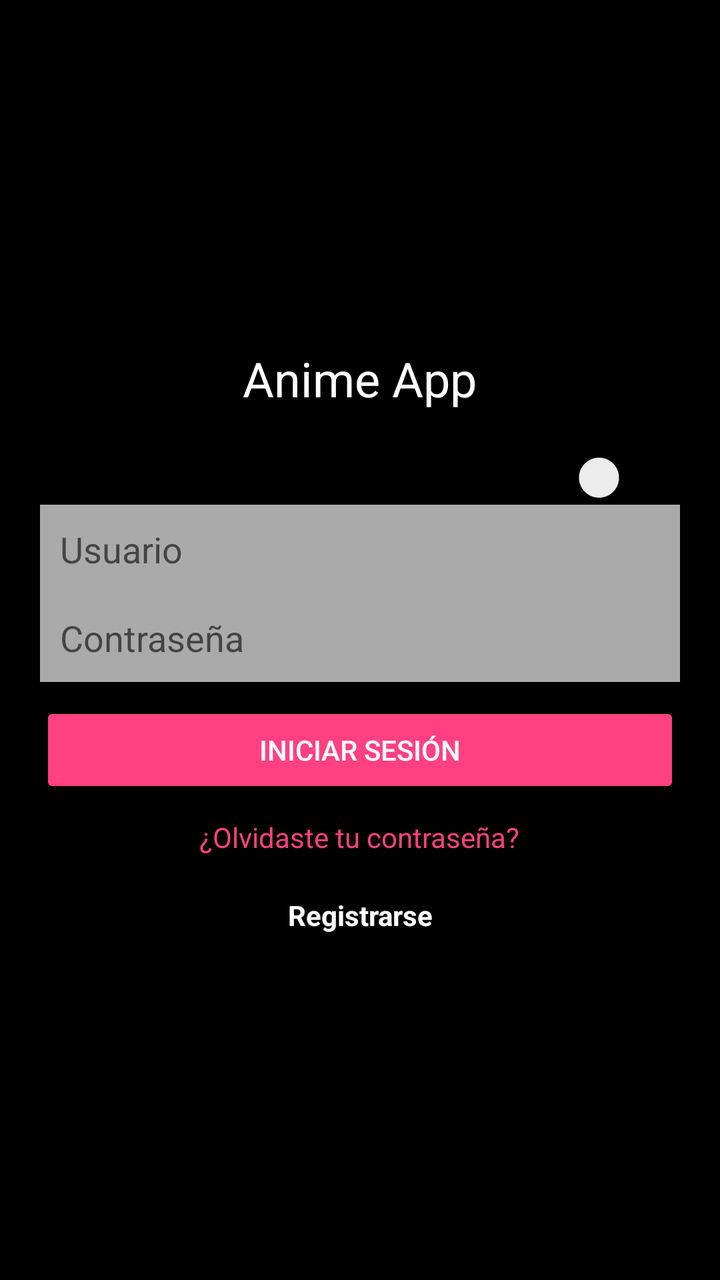
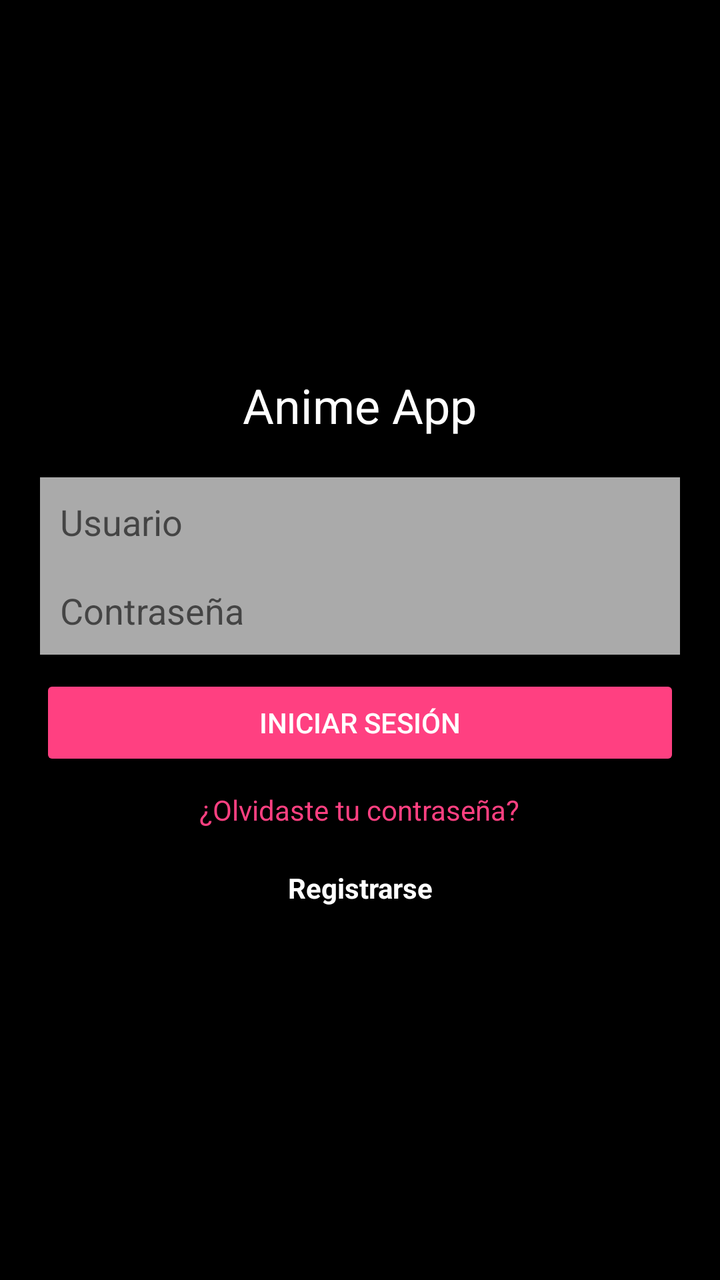

Screens rendered from an Android XML layout before and after an edit, with the pre-edit source and the edit as a unified diff.
<!-- AndroidManifest.xml: activity theme Theme.Anime.NoActionBar -->
<!-- res/layout/activity_login.xml -->
<?xml version="1.0" encoding="utf-8"?>
<LinearLayout xmlns:android="http://schemas.android.com/apk/res/android"
    android:layout_width="match_parent"
    android:layout_height="match_parent"
    android:orientation="vertical"
    android:gravity="center"
    android:background="@color/black"
    android:padding="20dp">

    <TextView
        android:id="@+id/tvTitle"
        android:layout_width="wrap_content"
        android:layout_height="wrap_content"
        android:text="Anime App"
        android:textSize="24sp"
        android:textColor="@color/white"
        android:layout_marginBottom="20dp"/>

    <Switch
        android:id="@+id/switchTheme"
        android:layout_width="wrap_content"
        android:layout_height="wrap_content"
        android:layout_gravity="end"
        android:text=""/>

    <EditText
        android:id="@+id/etUsuario"
        android:layout_width="match_parent"
        android:layout_height="wrap_content"
        android:hint="Usuario"
        android:background="@android:color/darker_gray"
        android:textColor="@color/white"
        android:padding="10dp"/>

    <EditText
        android:id="@+id/etContrasena"
        android:layout_width="match_parent"
        android:layout_height="wrap_content"
        android:hint="Contraseña"
        android:background="@android:color/darker_gray"
        android:textColor="@color/white"
        android:padding="10dp"
        android:inputType="textPassword"/>

    <Button
        android:id="@+id/btnIniciarSesion"
        android:layout_width="match_parent"
        android:layout_height="wrap_content"
        android:text="Iniciar Sesión"
        android:backgroundTint="@color/pink"
        android:textColor="@color/white"
        android:layout_marginTop="10dp"/>

    <TextView
        android:id="@+id/tvOlvidasteContrasena"
        android:layout_width="wrap_content"
        android:layout_height="wrap_content"
        android:text="¿Olvidaste tu contraseña?"
        android:textColor="@color/pink"
        android:layout_marginTop="10dp"
        android:gravity="center"/>

    <TextView
        android:id="@+id/tvRegistrar"
        android:layout_width="wrap_content"
        android:layout_height="wrap_content"
        android:text="Registrarse"
        android:textColor="@color/white"
        android:layout_marginTop="20dp"
        android:textStyle="bold"
        android:gravity="center"/>
</LinearLayout>
<!-- resources referenced by this layout -->
<resources>
  <color name="black">#FF000000</color>
  <color name="pink">#FF4081</color>
  <color name="white">#FFFFFFFF</color>
  <style name="Theme.Anime.NoActionBar">
          <item name="windowActionBar">false</item>
          <item name="windowNoTitle">true</item>
      </style>
</resources>

<!-- the commit's change to res/layout/activity_login.xml (unified diff, before → after) -->
@@ -15,13 +15,6 @@
         android:textSize="24sp"
         android:textColor="@color/white"
         android:layout_marginBottom="20dp"/>
-
-    <Switch
-        android:id="@+id/switchTheme"
-        android:layout_width="wrap_content"
-        android:layout_height="wrap_content"
-        android:layout_gravity="end"
-        android:text=""/>
 
     <EditText
         android:id="@+id/etUsuario"
